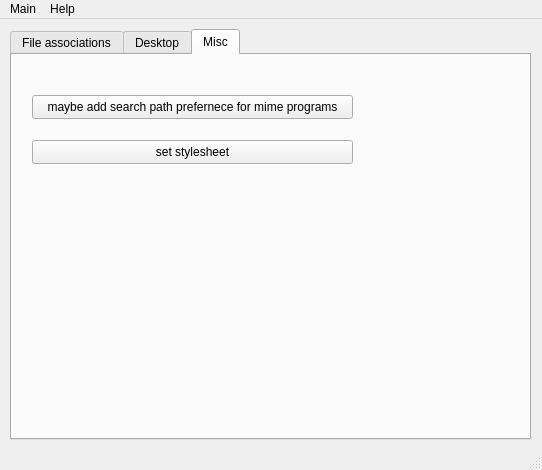
This is src/qsettings/qsettings.ui in fluxer/bfp as Qt 5 draws it before an edit. The edited form follows.
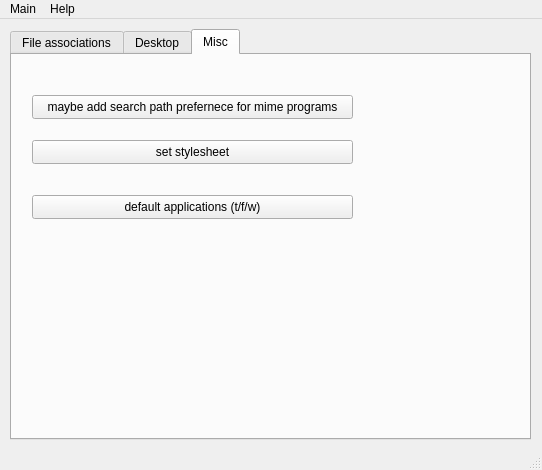
This is the edited form. The open tabs and pages were chosen to show the change. Icons and pictures are not drawn.

Commit message: update wallpaper on color set too; implemented default applcation via config

Patch:
```diff
--- a/src/qsettings/qsettings.ui
+++ b/src/qsettings/qsettings.ui
@@ -194,6 +194,19 @@
        <string>set stylesheet</string>
       </property>
      </widget>
+     <widget class="QPushButton" name="pushButton_4">
+      <property name="geometry">
+       <rect>
+        <x>20</x>
+        <y>140</y>
+        <width>321</width>
+        <height>24</height>
+       </rect>
+      </property>
+      <property name="text">
+       <string>default applications (t/f/w)</string>
+      </property>
+     </widget>
     </widget>
    </widget>
   </widget>
```
Left out of the diff: 2 changed lines with no effect on the pictures. The commit also changes 4 other files.
